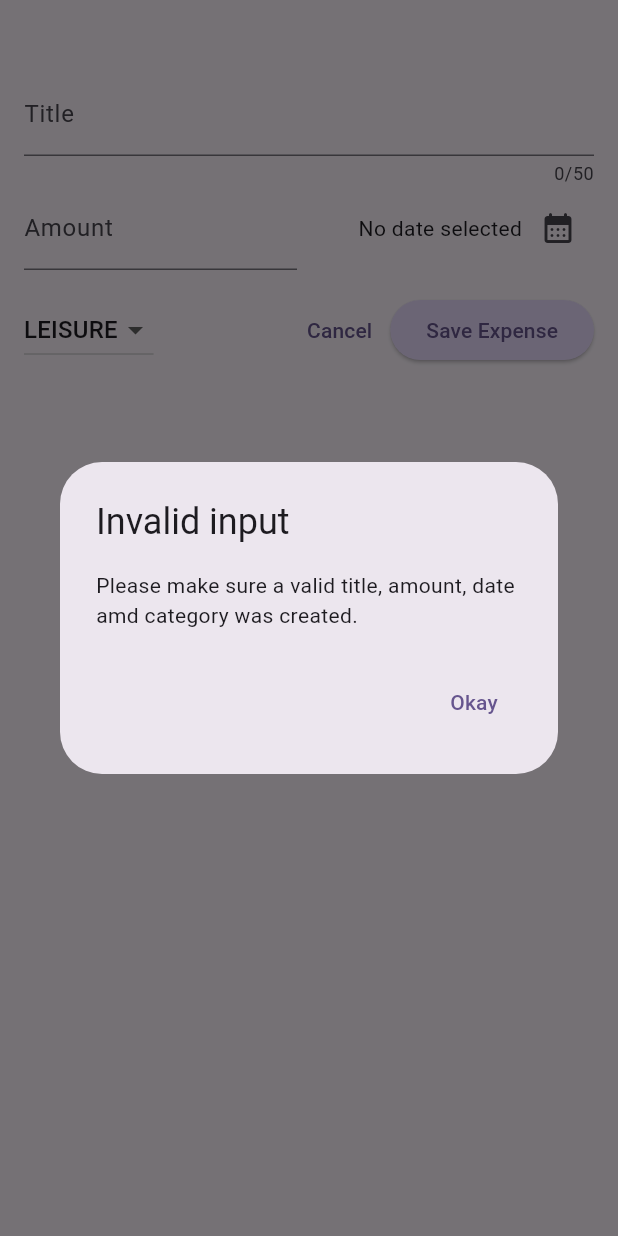
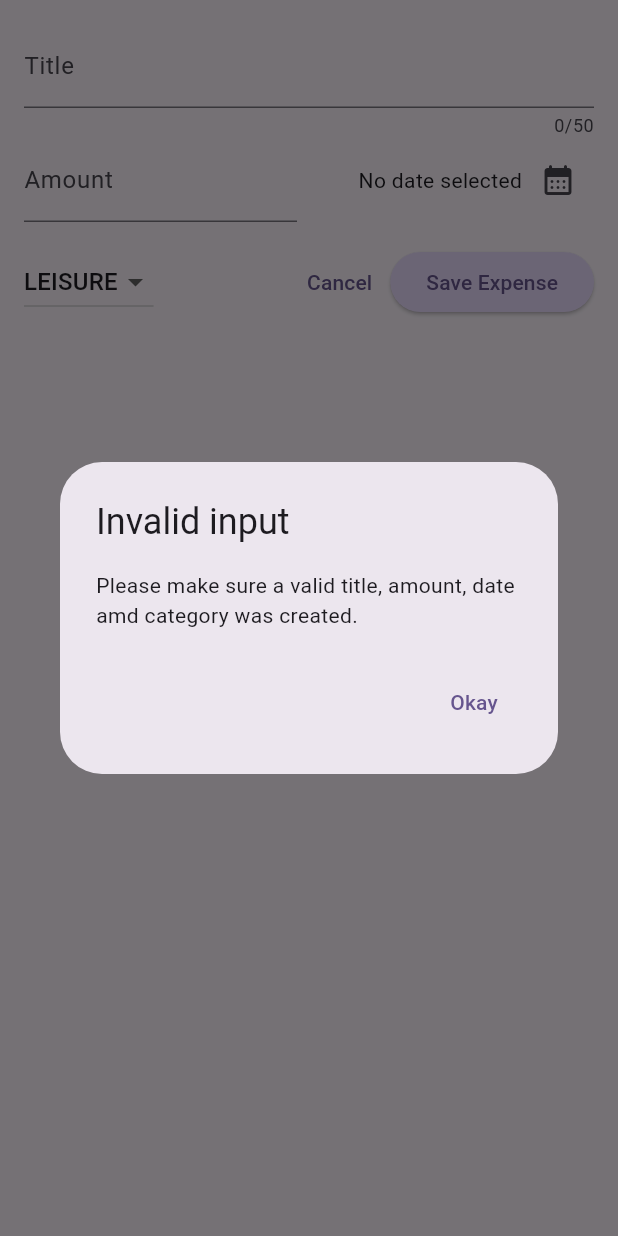
Before and after one commit to MorphineMePlz/Expense_tracker_app, a Flutter app: the NewExpense widget shown alone on an empty page, opened directly with empty values, after a tap on "Save Expense", on a phone screen of 412 x 824 dp. Run offline on Flutter 3.47's test engine with Material 3 defaults, Android fonts, the phone set to English and light mode, and no system bars.

Commit message:
add isPlatform Widget

```diff
--- a/lib/widgets/expenses.dart
+++ b/lib/widgets/expenses.dart
@@ -27,6 +27,7 @@ class _ExpensesState extends State<Expenses> {
 
   void _openAddExpenseOverlay() {
     showModalBottomSheet(
+        useSafeArea: true,
         isScrollControlled: true,
         context: context,
         builder: (ctx) => NewExpense(onAddExpense: _addExpense));
--- a/lib/widgets/new_expense.dart
+++ b/lib/widgets/new_expense.dart
@@ -1,3 +1,6 @@
+import 'dart:io';
+
+import 'package:flutter/cupertino.dart';
 import 'package:flutter/material.dart';
 import 'package:expense_tracker_app/model/expense.dart';
 
@@ -30,13 +33,23 @@ class _NewExpenseState extends State<NewExpense> {
     });
   }
 
-  void _submitExpenseData() {
-    final enteredAmount = double.tryParse(_amountController.text);
-    final amountIsValid = enteredAmount == null || enteredAmount <= 0;
-
-    if (_titleController.text.trim().isEmpty ||
-        amountIsValid ||
-        _selectedDate == null) {
+  void _showDialog() {
+    if (Platform.isIOS) {
+      showCupertinoDialog(
+          context: context,
+          builder: (ctx) => CupertinoAlertDialog(
+                title: const Text("Invalid input"),
+                content: const Text(
+                    "Please make sure a valid title, amount, date amd category was created."),
+                actions: [
+                  TextButton(
+                      onPressed: () {
+                        Navigator.pop(ctx);
+                      },
+                      child: const Text("Okay"))
+                ],
+              ));
+    } else {
       showDialog(
           context: context,
           builder: (ctx) => AlertDialog(
@@ -51,6 +64,17 @@ class _NewExpenseState extends State<NewExpense> {
                       child: const Text("Okay"))
                 ],
               ));
+    }
+  }
+
+  void _submitExpenseData() {
+    final enteredAmount = double.tryParse(_amountController.text);
+    final amountIsValid = enteredAmount == null || enteredAmount <= 0;
+
+    if (_titleController.text.trim().isEmpty ||
+        amountIsValid ||
+        _selectedDate == null) {
+      _showDialog();
       return;
     }
     widget.onAddExpense(Expense(
@@ -70,8 +94,13 @@ class _NewExpenseState extends State<NewExpense> {
 
   @override
   Widget build(BuildContext context) {
-    return Padding(
-      padding: const EdgeInsets.fromLTRB(16, 48, 16, 16),
+    final keyboardSpace = MediaQuery.of(context).viewInsets.bottom;
+
+    return SizedBox(
+      height: double.infinity,
+      child: SingleChildScrollView(
+        child: Padding(
+          padding: EdgeInsets.fromLTRB(16, 16, 16, keyboardSpace + 16),
           child: Column(
             children: [
               TextField(
@@ -146,6 +175,8 @@ class _NewExpenseState extends State<NewExpense> {
               ),
             ],
           ),
+        ),
+      ),
     );
   }
 }
```
Lines whose indentation alone changed are shown as unchanged.
